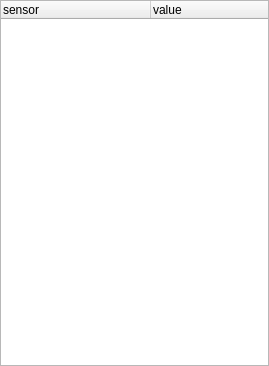
The window that rc110_rviz_panel/src/rc110_panel.ui (zmp/robocar110_ros) describes before a commit, drawn with Qt 5.
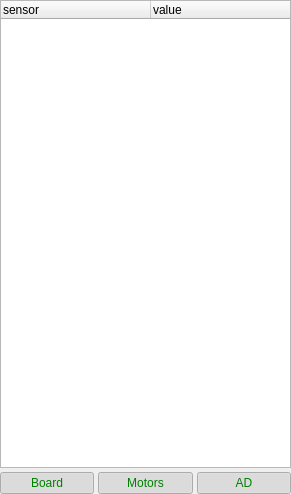
The same window after the commit.

The edit to the form file:
```diff
--- a/rc110_rviz_panel/src/rc110_panel.ui
+++ b/rc110_rviz_panel/src/rc110_panel.ui
@@ -6,8 +6,8 @@
    <rect>
     <x>0</x>
     <y>0</y>
-    <width>269</width>
-    <height>366</height>
+    <width>291</width>
+    <height>494</height>
    </rect>
   </property>
   <property name="windowTitle">
@@ -52,6 +52,82 @@
      </column>
     </widget>
    </item>
+   <item>
+    <layout class="QHBoxLayout" name="horizontalLayout">
+     <item>
+      <widget class="QPushButton" name="boardButton">
+       <property name="toolTip">
+        <string>Baseboard on/off</string>
+       </property>
+       <property name="styleSheet">
+        <string notr="true">QPushButton {
+    color: red;
+}
+QPushButton:checked {
+    color: green;
+}</string>
+       </property>
+       <property name="text">
+        <string>Board</string>
+       </property>
+       <property name="checkable">
+        <bool>true</bool>
+       </property>
+       <property name="checked">
+        <bool>true</bool>
+       </property>
+      </widget>
+     </item>
+     <item>
+      <widget class="QPushButton" name="motorsButton">
+       <property name="toolTip">
+        <string>Motor and servomotor on/off</string>
+       </property>
+       <property name="styleSheet">
+        <string notr="true">QPushButton {
+    color: red;
+}
+QPushButton:checked {
+    color: green;
+}</string>
+       </property>
+       <property name="text">
+        <string>Motors</string>
+       </property>
+       <property name="checkable">
+        <bool>true</bool>
+       </property>
+       <property name="checked">
+        <bool>true</bool>
+       </property>
+      </widget>
+     </item>
+     <item>
+      <widget class="QPushButton" name="adButton">
+       <property name="toolTip">
+        <string>Autonomous driving on/off</string>
+       </property>
+       <property name="styleSheet">
+        <string notr="true">QPushButton {
+    color: red;
+}
+QPushButton:checked {
+    color: green;
+}</string>
+       </property>
+       <property name="text">
+        <string>AD</string>
+       </property>
+       <property name="checkable">
+        <bool>true</bool>
+       </property>
+       <property name="checked">
+        <bool>true</bool>
+       </property>
+      </widget>
+     </item>
+    </layout>
+   </item>
   </layout>
  </widget>
  <resources/>
```
